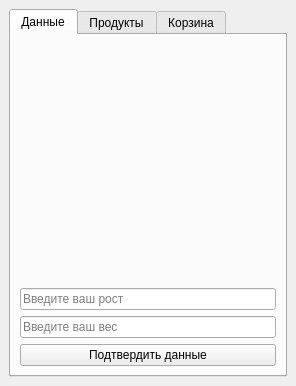
This is mainwindow.ui in vasyteri/project_fitnes as Qt 5 draws it before an edit. The edited form follows.
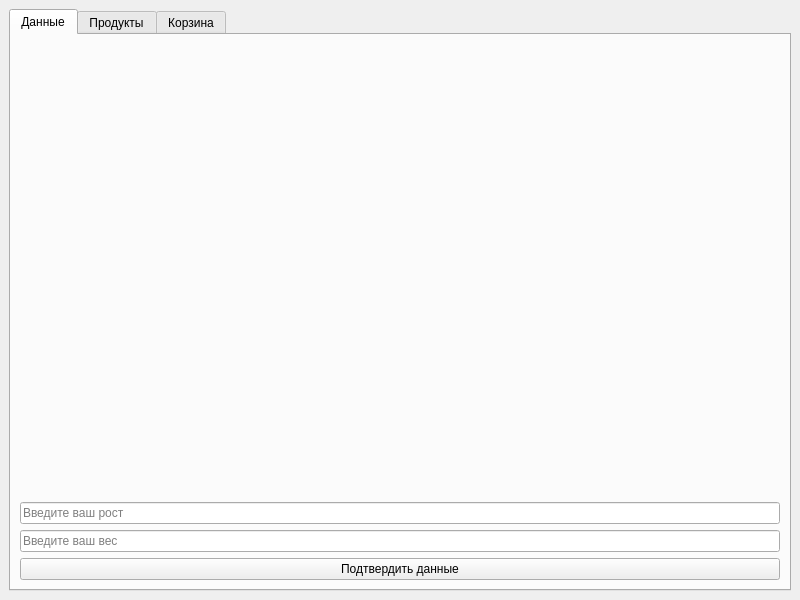
This is the edited form.

What changed in the file:
```diff
--- a/mainwindow.ui
+++ b/mainwindow.ui
@@ -5,6 +5,18 @@
   <property name="windowTitle">
    <string>Калькулятор калорий</string>
   </property>
+  <property name="minimumSize">
+   <size>
+    <width>800</width>
+    <height>600</height>
+   </size>
+  </property>
+  <property name="maximumSize">
+   <size>
+    <width>1200</width>
+    <height>800</height>
+   </size>
+  </property>
   <widget class="QWidget" name="centralwidget">
    <layout class="QVBoxLayout" name="verticalLayout">
     <item>
```
